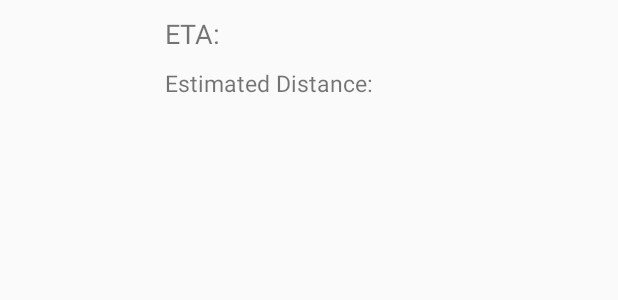
After one commit to nikitagupta1006/GetBeautifulPaths_NewBee, an Android app: the layout list_view_routes.xml on its own in the app's theme, with its tools: preview values and no code run, on a phone screen of 412 x 824 dp. The commit adds this screen. Shown: the top 300 px of the screen. Run offline under Robolectric (Android 15) with nearby library versions, the light colour scheme and no system bars.

Commit message:
added bottom activity

```diff
--- a/app/build.gradle
+++ b/app/build.gradle
@@ -23,6 +23,7 @@ dependencies {
     implementation fileTree(dir: 'libs', include: ['*.jar'])
     implementation 'androidx.appcompat:appcompat:1.0.2'
     implementation 'com.google.android.gms:play-services-maps:16.1.0'
+    implementation 'androidx.legacy:legacy-support-v4:1.0.0'
     testImplementation 'junit:junit:4.12'
     androidTestImplementation 'androidx.test.ext:junit:1.1.0'
     androidTestImplementation 'androidx.test.espresso:espresso-core:3.1.1'
@@ -30,4 +31,5 @@ dependencies {
     def cardview_version = "1.0.0"
     implementation 'com.google.android.material:material:1.0.0'
     implementation "androidx.cardview:cardview:$cardview_version"
+    implementation "androidx.constraintlayout:constraintlayout:2.0.0-beta2"
 }
--- /dev/null
+++ b/app/src/main/res/layout/list_view_routes.xml
@@ -0,0 +1,40 @@
+<?xml version="1.0" encoding="utf-8"?>
+<RelativeLayout xmlns:android="http://schemas.android.com/apk/res/android"
+    android:layout_width="match_parent"
+    android:layout_height="match_parent"
+    android:orientation="vertical"
+    android:paddingTop="10dp"
+    android:paddingBottom="10dp">
+
+    <ImageView
+        android:id="@+id/image"
+        android:layout_width="100dp"
+        android:layout_height="100dp"
+        android:layout_marginRight="10dp"
+        android:contentDescription="Property Image" />
+
+    <LinearLayout
+        android:id="@+id/infoSection"
+        android:layout_width="match_parent"
+        android:layout_height="wrap_content"
+        android:layout_toRightOf="@+id/image"
+        android:orientation="vertical">
+
+        <TextView
+            android:id="@+id/eta"
+            android:layout_width="match_parent"
+            android:layout_height="wrap_content"
+            android:layout_marginBottom="10dp"
+            android:text="ETA:"
+            android:textSize="18sp" />
+
+        <TextView
+            android:id="@+id/estimated_distance"
+            android:layout_width="match_parent"
+            android:layout_height="wrap_content"
+            android:layout_marginBottom="10dp"
+            android:text="Estimated Distance:"
+            android:textSize="15sp" />
+    </LinearLayout>
+
+</RelativeLayout>
--- a/app/src/main/res/values/strings.xml
+++ b/app/src/main/res/values/strings.xml
@@ -1,4 +1,7 @@
 <resources>
     <string name="app_name">GetAllPossiblePaths</string>
     <string name="title_activity_maps">Map</string>
+
+    <!-- TODO: Remove or change this placeholder text -->
+    <string name="hello_blank_fragment">Hello blank fragment</string>
 </resources>
```
Also changed, not shown: app/src/main/java/com/example/getallpossiblepaths/BottomSheetFragment.java (added, +37 -0 lines), app/src/main/java/com/example/getallpossiblepaths/MapsActivity.java (+16 -1 lines), app/src/main/res/layout/fragment_bottom_sheet_dialog.xml (added, +11 -0 lines).
